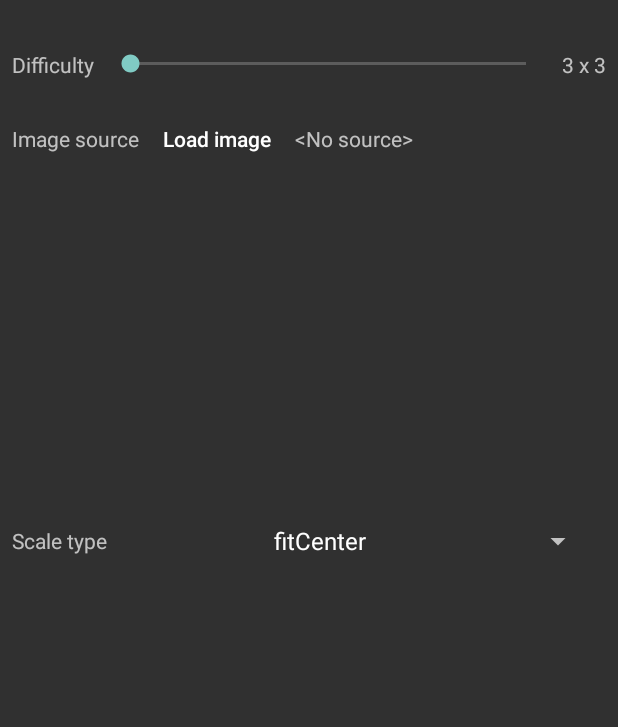
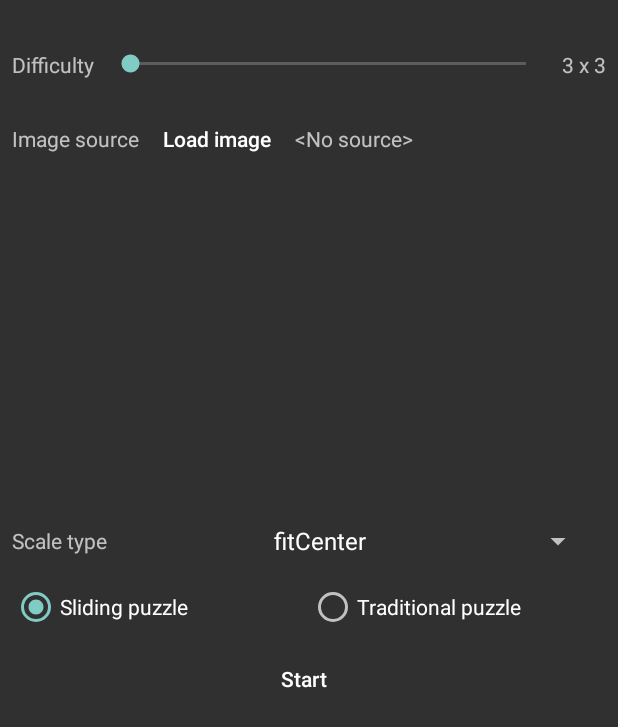
Before and after one commit to Rekkursion/Android-Puzzle-Game, an Android app: the LevelSelectActivity screen opened directly, with no data from a screen before it, on a phone screen of 412 x 824 dp. Shown: the top 727 px of the screen. Run offline under Robolectric (Android 15) with nearby library versions, the phone set to English and light mode, and no system bars.

Commit message:
image-processing

```diff
--- a/app/src/main/AndroidManifest.xml
+++ b/app/src/main/AndroidManifest.xml
@@ -1,6 +1,7 @@
 <?xml version="1.0" encoding="utf-8"?>
 <manifest xmlns:android="http://schemas.android.com/apk/res/android"
     package="com.rekkursion.puzzlegame">
+
     <uses-permission android:name="android.permission.READ_EXTERNAL_STORAGE" />
 
     <application
@@ -10,7 +11,8 @@
         android:roundIcon="@mipmap/ic_launcher_round"
         android:supportsRtl="true"
         android:theme="@style/Theme.AppCompat.NoActionBar">
-        <activity android:name=".LevelSelectActivity"></activity>
+        <activity android:name=".GameActivity"></activity>
+        <activity android:name=".LevelSelectActivity" />
         <activity android:name=".MainActivity">
             <intent-filter>
                 <action android:name="android.intent.action.MAIN" />
--- /dev/null
+++ b/app/src/main/java/com/rekkursion/puzzlegame/GamingModeEnum.java
@@ -0,0 +1,6 @@
+package com.rekkursion.puzzlegame;
+
+public enum GamingModeEnum {
+    SLIDING_MODE,
+    TRADITIONAL_MODE
+}
--- a/app/src/main/java/com/rekkursion/puzzlegame/LevelSelectActivity.java
+++ b/app/src/main/java/com/rekkursion/puzzlegame/LevelSelectActivity.java
@@ -10,6 +10,12 @@ import android.content.pm.PackageManager;
 import android.database.Cursor;
 import android.graphics.Bitmap;
 import android.graphics.BitmapFactory;
+import android.graphics.Canvas;
+import android.graphics.Color;
+import android.graphics.Matrix;
+import android.graphics.Paint;
+import android.graphics.drawable.BitmapDrawable;
+import android.graphics.drawable.Drawable;
 import android.net.Uri;
 import android.os.Bundle;
 import android.provider.MediaStore;
@@ -18,13 +24,16 @@ import android.view.View;
 import android.widget.AdapterView;
 import android.widget.Button;
 import android.widget.ImageView;
+import android.widget.RadioButton;
 import android.widget.SeekBar;
 import android.widget.Spinner;
 import android.widget.TextView;
 import android.widget.Toast;
 
+import java.util.ArrayList;
 import java.util.Dictionary;
 import java.util.HashMap;
+import java.util.List;
 import java.util.Map;
 import java.util.TreeMap;
 
@@ -35,6 +44,9 @@ public class LevelSelectActivity extends AppCompatActivity {
     private TextView txtvSelectedImageFilename;
     private ImageView imgvPreviewSelectedImage;
     private Spinner spnSelectScaleType;
+    private RadioButton rdbSelectGamingModeSlidingPuzzle;
+    private RadioButton rdbSelectGamingModeTraditionalPuzzle;
+    private Button btnStartAtLevelSelect;
 
     private final int REQ_CODE_GET_IMAGE_FROM_EXTERNAL_STORAGE = 10037;
     private final int REQ_CODE_PERMISSION_TO_READ_EXTERNAL_STOARGE = 63;
@@ -95,9 +107,13 @@ public class LevelSelectActivity extends AppCompatActivity {
         txtvSelectedImageFilename = findViewById(R.id.txtv_selected_image_filename);
         imgvPreviewSelectedImage = findViewById(R.id.imgv_preview_selected_image);
         spnSelectScaleType = findViewById(R.id.spn_select_scale_type);
+        rdbSelectGamingModeSlidingPuzzle = findViewById(R.id.rdb_select_gaming_mode_sliding_puzzle);
+        rdbSelectGamingModeTraditionalPuzzle = findViewById(R.id.rdb_select_gaming_mode_traditional_puzzle);
+        btnStartAtLevelSelect = findViewById(R.id.btn_start_at_level_select);
 
         // initial scale type for preview-selected-image which is FIT_CENTER
         imgvPreviewSelectedImage.setScaleType(ImageView.ScaleType.FIT_CENTER);
+        spnSelectScaleType.setSelection(3);
 
         // on-seek-bar-change-listener for selecting difficulties
         skbDifficultiesSelect.setOnSeekBarChangeListener(new SeekBar.OnSeekBarChangeListener() {
@@ -130,7 +146,6 @@ public class LevelSelectActivity extends AppCompatActivity {
         });
 
         // on-item-selected-listener for selecting scale types
-        spnSelectScaleType.setSelection(3);
         spnSelectScaleType.setOnItemSelectedListener(new Spinner.OnItemSelectedListener() {
             Map<String, ImageView.ScaleType> scaleTypesDict = new HashMap<>();
 
@@ -153,6 +168,23 @@ public class LevelSelectActivity extends AppCompatActivity {
             @Override
             public void onNothingSelected(AdapterView<?> adapterView) {
 
+            }
+        });
+
+        // on-click-listener for starting the game
+        btnStartAtLevelSelect.setOnClickListener(new View.OnClickListener() {
+            @Override
+            public void onClick(View view) {
+                Bitmap origImageBitmap = ((BitmapDrawable)imgvPreviewSelectedImage.getDrawable()).getBitmap();
+                int selectedDifficulty = skbDifficultiesSelect.getProgress();
+                GamingModeEnum gamingMode = rdbSelectGamingModeSlidingPuzzle.isChecked() ? GamingModeEnum.SLIDING_MODE : GamingModeEnum.TRADITIONAL_MODE;
+
+                GameActivity.origImageBitmap = origImageBitmap;
+                GameActivity.selectedDifficulty = selectedDifficulty;
+                GameActivity.gamingMode = gamingMode;
+
+                Intent intentToGameActivity = new Intent(LevelSelectActivity.this, GameActivity.class);
+                startActivity(intentToGameActivity);
             }
         });
     }
--- a/app/src/main/res/layout/activity_level_select.xml
+++ b/app/src/main/res/layout/activity_level_select.xml
@@ -70,14 +70,19 @@
             android:layout_height="wrap_content" />
     </LinearLayout>
 
-    <!-- image-view for showing selected image -->
+    <!-- frame-layout for showing selected image -->
+    <FrameLayout
+        android:layout_width="wrap_content"
+        android:layout_gravity="center"
+        android:layout_height="wrap_content">
         <ImageView
             android:id="@+id/imgv_preview_selected_image"
+            android:adjustViewBounds="true"
             android:layout_gravity="center_horizontal"
             android:layout_margin="@dimen/dim_general_margin"
             android:layout_width="@dimen/dim_preview_selected_image_size"
             android:layout_height="@dimen/dim_preview_selected_image_size" />
-
+    </FrameLayout>
 
     <!-- layout for selecting scale types of image -->
     <LinearLayout
@@ -105,4 +110,37 @@
             android:entries="@array/arr_scale_types">
         </Spinner>
     </LinearLayout>
+
+    <!-- radio-group for selecting gaming mode: sliding or traditional puzzle -->
+    <RadioGroup
+        android:layout_gravity="center"
+        android:layout_margin="@dimen/dim_general_margin"
+        android:orientation="horizontal"
+        android:layout_width="match_parent"
+        android:layout_height="wrap_content">
+        <RadioButton
+            android:id="@+id/rdb_select_gaming_mode_sliding_puzzle"
+            android:text="@string/str_sliding_puzzle"
+            android:checked="true"
+            android:layout_weight="1"
+            android:layout_width="match_parent"
+            android:layout_height="wrap_content" />
+        <RadioButton
+            android:id="@+id/rdb_select_gaming_mode_traditional_puzzle"
+            android:text="@string/str_traditional_puzzle"
+            android:checked="false"
+            android:layout_weight="1"
+            android:layout_width="match_parent"
+            android:layout_height="wrap_content" />
+    </RadioGroup>
+
+    <!-- start button -->
+    <Button
+        android:id="@+id/btn_start_at_level_select"
+        android:text="@string/str_start"
+        android:textAllCaps="false"
+        android:layout_marginEnd="@dimen/dim_general_margin"
+        android:background="?android:attr/selectableItemBackground"
+        android:layout_width="match_parent"
+        android:layout_height="wrap_content" />
 </LinearLayout>
--- a/app/src/main/res/values/dimens.xml
+++ b/app/src/main/res/values/dimens.xml
@@ -3,4 +3,5 @@
     <dimen name="dim_general_margin">8dp</dimen>
     <dimen name="dim_start_at_menu_text_size">70sp</dimen>
     <dimen name="dim_preview_selected_image_size">200dp</dimen>
+    <dimen name="dim_gaming_image_size">350dp</dimen>
 </resources>
--- a/app/src/main/res/values/strings.xml
+++ b/app/src/main/res/values/strings.xml
@@ -7,4 +7,7 @@
     <string name="str_load_image">Load image</string>
     <string name="str_no_source">&lt;No source&gt;</string>
     <string name="str_scale_type">Scale type</string>
+    <string name="str_sliding_puzzle">Sliding puzzle</string>
+    <string name="str_traditional_puzzle">Traditional puzzle</string>
+    <string name="str_image_processing_please_wait">Image processing, please wait&#8230;</string>
 </resources>
```
Also changed, not shown: app/src/main/java/com/rekkursion/puzzlegame/GameActivity.java (added, +33 -0 lines), app/src/main/java/com/rekkursion/puzzlegame/ImageScalingAsyncTask.java (added, +89 -0 lines), app/src/main/res/layout/activity_game.xml (added, +46 -0 lines). Lines whose indentation alone changed are shown as unchanged.
